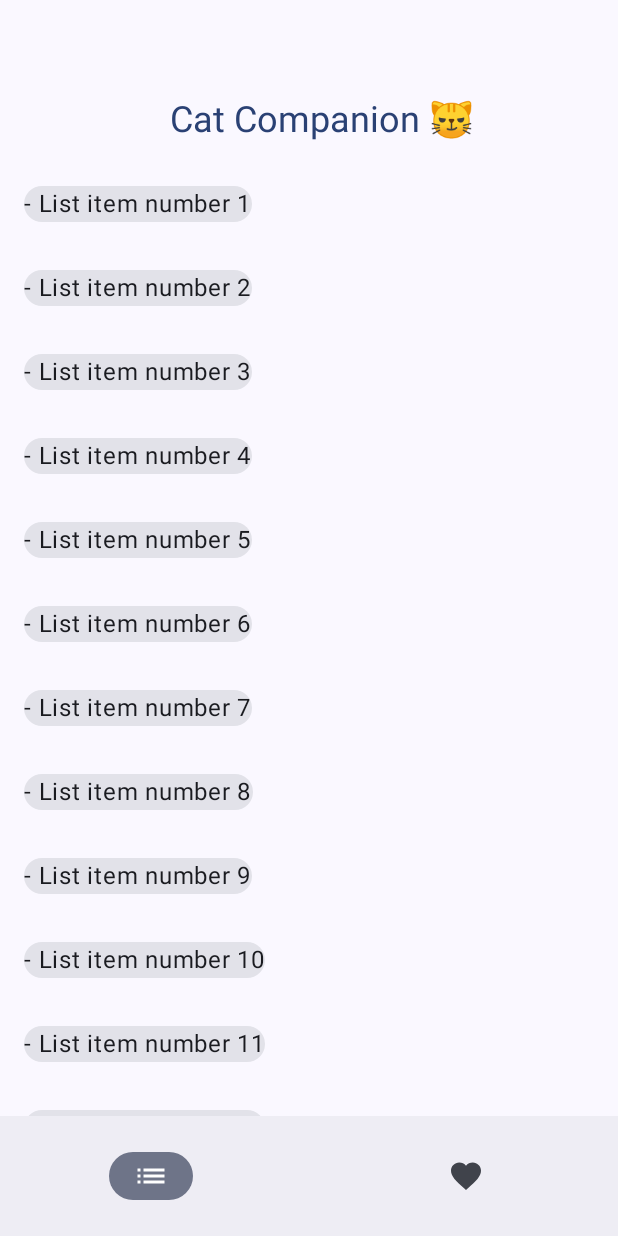
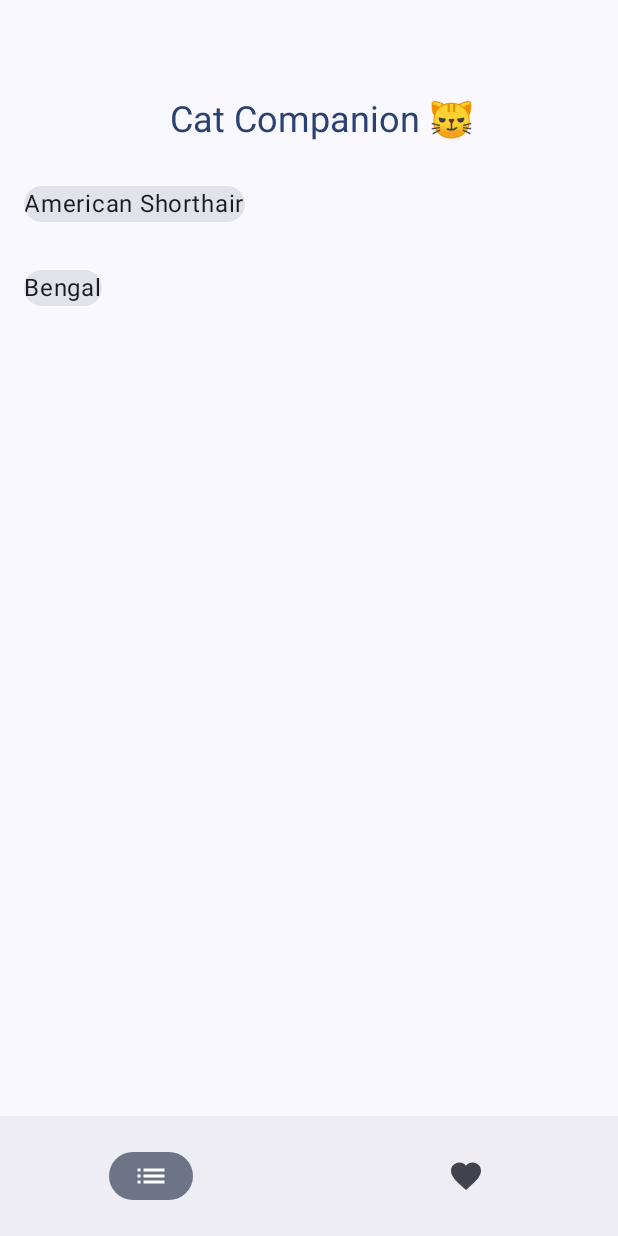
Before and after one commit to andrefilipesilva73/cat-companion-app, an Android app built with Jetpack Compose: the screen it shows after launch (MainActivity), on a phone screen of 412 x 824 dp. Run offline under Robolectric (Android 15) with nearby library versions, the phone set to English and light mode, and no system bars.

Commit message:
First Data Loading into the Breeds view

```diff
--- a/app/src/main/java/com/catcompanion/app/repository/BreedRepository.kt
+++ b/app/src/main/java/com/catcompanion/app/repository/BreedRepository.kt
@@ -3,7 +3,7 @@ package com.catcompanion.app.repository
 import com.catcompanion.app.model.Breed
 
 class BreedRepository {
-    suspend fun getUsers(): List<Breed> {
+    suspend fun getBreeds(): List<Breed> {
         // Simulate network call or fetch data from a remote server
         return listOf(
             Breed(1, "American Shorthair"),
--- a/app/src/main/java/com/catcompanion/app/view/BreedsListScreen.kt
+++ b/app/src/main/java/com/catcompanion/app/view/BreedsListScreen.kt
@@ -1,4 +1,4 @@
-@file:OptIn(ExperimentalMaterial3Api::class)
+@file:OptIn(ExperimentalMaterial3Api::class, ExperimentalMaterial3Api::class)
 
 package com.catcompanion.app.view
 
@@ -11,27 +11,39 @@ import androidx.compose.material3.Card
 import androidx.compose.material3.ExperimentalMaterial3Api
 import androidx.compose.material3.Text
 import androidx.compose.runtime.Composable
+import androidx.compose.runtime.LaunchedEffect
+import androidx.compose.runtime.getValue
+import androidx.compose.runtime.mutableStateOf
+import androidx.compose.runtime.remember
+import androidx.compose.runtime.setValue
 import androidx.compose.ui.Modifier
 import androidx.compose.ui.unit.dp
 import androidx.navigation.NavHostController
+import com.catcompanion.app.model.Breed
+import com.catcompanion.app.repository.BreedRepository
+import androidx.compose.foundation.lazy.items
 
+// Declare a composable function that represents the UI for the BreedsListScreen
 @Composable
-fun BreedsListScreenContent(navController: NavHostController) {
-    val range = 1..100
+fun BreedsListScreen(navController: NavHostController) {
+    // Use remember to ensure that the data is fetched only once
+    var breedList by remember { mutableStateOf(emptyList<Breed>()) }
+
+    LaunchedEffect(Unit) {
+        // Fetch data from the repository when the component is first launched
+        breedList = BreedRepository().getBreeds()
+    }
 
     LazyColumn(
-        modifier = Modifier
-            .fillMaxSize(
-            ),
-        // contentPadding = innerPadding,
+        modifier = Modifier.fillMaxSize(),
         verticalArrangement = Arrangement.spacedBy(8.dp)
     ) {
-        items(range.count()) { index ->
+        items(breedList) { breed ->
             Card(
                 modifier = Modifier.padding(horizontal = 16.dp),
                 onClick = {
                     // Use the navigation controller to navigate to the "breedDetailScreen/{breed}" destination
-                    navController.navigate("breedDetailScreen/{breed}") {
+                    navController.navigate("breedDetailScreen/${breed.name}") {
                         // Configure the navigation behavior
                         launchSingleTop = true // Launch as a single top-level destination
                         popUpTo(navController.graph.startDestinationId) {
@@ -41,15 +53,8 @@ fun BreedsListScreenContent(navController: NavHostController) {
                 }
             ) {
                 // Inside the Card composable, define the content of the card
-                Text(text = "- List item number ${index + 1}")
+                Text(text = breed.name)
             }
         }
     }
 }
-
-// Declare a composable function that represents the UI for the BreedsListScreen
-@Composable
-fun BreedsListScreen(navController: NavHostController) {
-    // Example of navigating to the detail screen when a card is clicked
-    BreedsListScreenContent(navController)
-}
--- a/app/src/main/java/com/catcompanion/app/viewmodel/BreedViewModel.kt
+++ b/app/src/main/java/com/catcompanion/app/viewmodel/BreedViewModel.kt
@@ -19,7 +19,7 @@ class BreedViewModel : ViewModel() {
     @OptIn(DelicateCoroutinesApi::class)
     fun fetchUsers() {
         GlobalScope.launch(Dispatchers.Main) {
-            val catBreeds = userRepository.getUsers() // Fetch breeds from the repository
+            val catBreeds = userRepository.getBreeds() // Fetch breeds from the repository
             _catBreedsList.value = catBreeds
         }
     }
```
